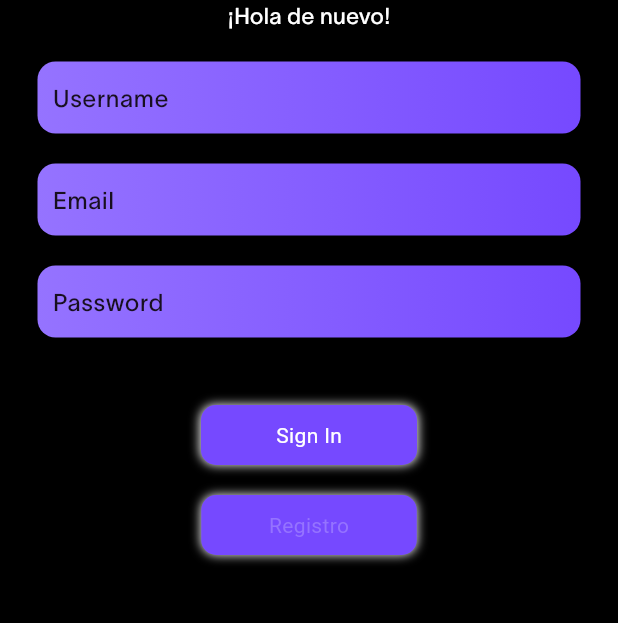
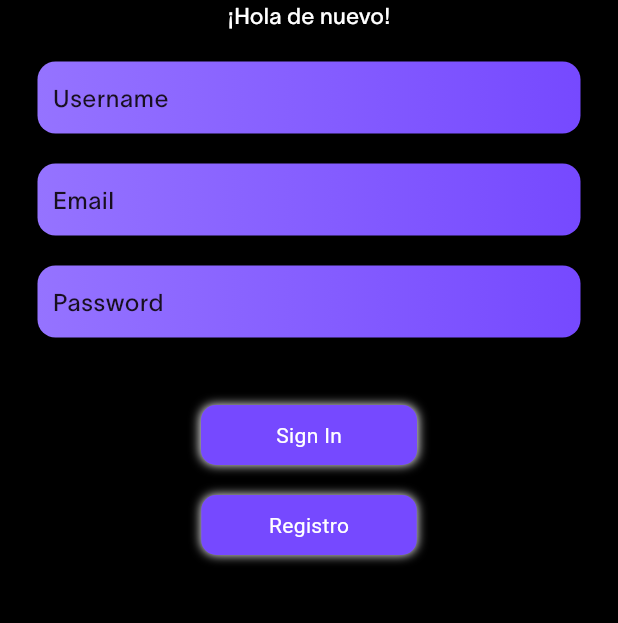
Before and after one commit to binivazqua/Morfo-App, a Flutter app: the screen it shows after launch, on a phone screen of 412 x 824 dp, the part 453-1076 px from its top. Run offline on Flutter 3.47's test engine with Material 3 defaults, Android fonts, the phone set to English and light mode, and no system bars; our stand-ins replace firebase_auth, firebase_core, firebase_database, fl_chart, smooth_page_indicator; accounts and stored records are empty; Roboto replaces fonts that are missing (Lausane650).

Commit message:
intro pages added

```diff
--- a/lib/starting_pages/auth/loginPage.dart
+++ b/lib/starting_pages/auth/loginPage.dart
@@ -92,10 +92,27 @@ class MorfoLoginPageState extends State<MorfoLoginPage> {
                     height: 20,
                   ),
                   // PASSWORD
-                  niceTextField(
-                      dataRequired: 'Password',
-                      textController: _passwordController,
-                      p: 25),
+                  Padding(
+                    padding: EdgeInsets.symmetric(horizontal: 25),
+                    child: Container(
+                      decoration: BoxDecoration(
+                          color: lilyPurple,
+                          borderRadius: BorderRadius.circular(12),
+                          gradient: LinearGradient(
+                              colors: [lilyPurple, darkPeriwinkle])),
+                      child: Padding(
+                        padding: const EdgeInsets.only(left: 10),
+                        child: TextField(
+                          obscureText: true,
+                          controller: _passwordController,
+                          decoration: InputDecoration(
+                              border: InputBorder.none,
+                              hintText: 'Password',
+                              hintStyle: TextStyle(color: draculaPurple)),
+                        ),
+                      ),
+                    ),
+                  ),
 
                   SizedBox(height: 45),
 
@@ -136,7 +153,7 @@ class MorfoLoginPageState extends State<MorfoLoginPage> {
                       child: Text(
                         'Registro',
                         style: TextStyle(
-                            color: lilyPurple, fontFamily: 'Lausane650'),
+                            color: morfoWhite, fontFamily: 'Lausane650'),
                       ),
                     ),
                   )
--- a/lib/starting_pages/ui/intro_screens/onboard_screen.dart
+++ b/lib/starting_pages/ui/intro_screens/onboard_screen.dart
@@ -10,7 +10,7 @@ class OnBoardingScreen extends StatelessWidget {
   Widget build(BuildContext context) {
     return Scaffold(
       body: Stack(children: [
-        PageView(children: [
+        PageView(controller: _pageController, children: [
           Container(
             color: lilyPurple,
           ),
@@ -18,7 +18,7 @@ class OnBoardingScreen extends StatelessWidget {
           Container(color: draculaPurple),
         ]),
         Container(
-            alignment: Alignment(0, 0),
+            alignment: Alignment(0, 0.65),
             child: SmoothPageIndicator(controller: _pageController, count: 3)),
       ]),
 
```
Also changed, not shown: lib/starting_pages/ui/intro_screens/intro_page1.dart (added), lib/starting_pages/ui/intro_screens/intro_page2.dart (added).
